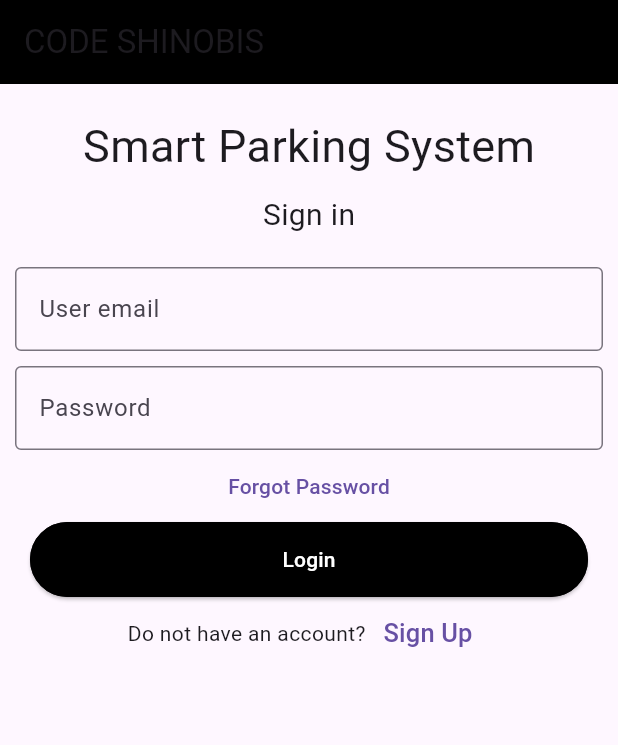
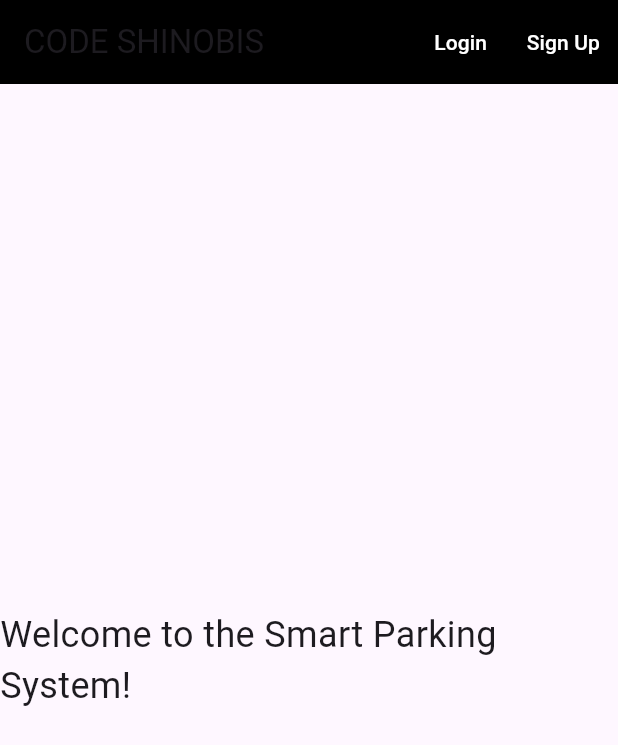
Before and after one commit to nourhesham116/intelligent-agent, a Flutter app: the screen it shows after launch, on a phone screen of 412 x 824 dp. Shown: the top 745 px of the screen. Run offline on Flutter 3.47's test engine with Material 3 defaults, Android fonts, the phone set to English and light mode, and no system bars; our stand-ins replace cloud_firestore, firebase_auth, firebase_core, fluttertoast, qr_flutter, shared_preferences; missing offline and left inert: barcode_scan2; accounts and stored records are empty; Roboto replaces fonts that are missing (montserrat, montserrat1, painter).

Commit message:
welcomepage

```diff
--- a/lib/ProfilePage.dart
+++ b/lib/ProfilePage.dart
@@ -4,6 +4,8 @@ import 'package:fluttertoast/fluttertoast.dart';
 import 'package:firebase_auth/firebase_auth.dart';
 import 'main.dart';
 import 'package:cloud_firestore/cloud_firestore.dart';
+import 'login_page.dart';
+
 
 class ProfilePage extends StatefulWidget {
   @override
@@ -87,7 +89,7 @@ class ProfileState extends State<ProfilePage> {
                       await FirebaseAuth.instance.signOut();
                       Navigator.pushReplacement(
                         context,
-                        MaterialPageRoute(builder: (context) => MyApp()),
+                        MaterialPageRoute(builder: (context) => LoginPage()),
                       );
                     },
                     child: const Text('Log out', style: TextStyle(fontFamily: 'montserrat1')),
--- a/lib/main.dart
+++ b/lib/main.dart
@@ -1,171 +1,23 @@
 import 'package:flutter/material.dart';
-import 'homePage1.dart';
-import 'package:fluttertoast/fluttertoast.dart';
-import 'signup.dart';
-import 'scan.dart';
 import 'package:firebase_core/firebase_core.dart';
-import 'package:cloud_firestore/cloud_firestore.dart';
-import 'package:animated_theme_switcher/animated_theme_switcher.dart';
-import 'package:flutter_screenutil/flutter_screenutil.dart';
-import 'package:line_awesome_flutter/line_awesome_flutter.dart';
-import 'ProfilePage.dart';
-import 'forgotPass.dart';
-import 'package:shared_preferences/shared_preferences.dart'; // ✅ NEW import
+import 'welcome_home.dart';
 
 void main() async {
   WidgetsFlutterBinding.ensureInitialized();
   await Firebase.initializeApp();
-  runApp(MaterialApp(
-    theme: ThemeData(fontFamily: 'montserrat'),
-    home: MyApp(),
-  ));
+  runApp(const MyAppRoot());
 }
 
-class MyApp extends StatefulWidget {
-  @override
-  _State createState() => _State();
-}
-
-class _State extends State<MyApp> {
-  TextEditingController loginController = TextEditingController();
-  TextEditingController passwordController = TextEditingController();
-
-  Future<void> _signIn() async {
-    final email = loginController.text.trim();
-    final password = passwordController.text.trim();
-
-    if (email.isEmpty || password.isEmpty) {
-      _showToast("Please enter both email and password.");
-      return;
-    }
-
-    try {
-      QuerySnapshot snapshot = await FirebaseFirestore.instance
-          .collection('users')
-          .where('email', isEqualTo: email)
-          .limit(1)
-          .get();
-
-      if (snapshot.docs.isEmpty) {
-        _showToast("No user found for that email!");
-        return;
-      }
-
-      final userDoc = snapshot.docs.first;
-      final user = userDoc.data() as Map<String, dynamic>;
-
-      if (user['password'] != password) {
-        _showToast("Wrong password! Please re-check your password.");
-        return;
-      }
-
-      // ✅ Save user info locally
-      final SharedPreferences prefs = await SharedPreferences.getInstance();
-      await prefs.setString('user_email', user['email']);
-      await prefs.setString('user_name', user['name']);
-      await prefs.setString('user_id', userDoc.id);
-
-      _showToast("Login successful!");
-      Navigator.pushReplacement(
-        context,
-        MaterialPageRoute(builder: (context) => HomePage1()),
-      );
-    } catch (e) {
-      print("⚠️ Sign-in error: $e");
-      _showToast("An unexpected error occurred.");
-    }
-  }
-
-  void _showToast(String message) {
-    Fluttertoast.showToast(
-      msg: message,
-      toastLength: Toast.LENGTH_LONG,
-      gravity: ToastGravity.BOTTOM,
-      backgroundColor: Colors.blue,
-      textColor: Colors.white,
-      fontSize: 16.0,
-    );
-  }
+class MyAppRoot extends StatelessWidget {
+  const MyAppRoot({super.key});
 
   @override
   Widget build(BuildContext context) {
-    return Scaffold(
-        appBar: AppBar(
-          backgroundColor: Colors.black,
-          title: const Text('CODE SHINOBIS', style: TextStyle(fontFamily: 'painter')),
-        ),
-        body: Padding(
-            padding: const EdgeInsets.all(10),
-            child: ListView(
-              children: <Widget>[
-                const SizedBox(height: 10),
-                const Center(
-                  child: Text(
-                    'Smart Parking System',
-                    style: TextStyle(fontFamily: 'montserrat1', fontSize: 30),
-                  ),
-                ),
-                const SizedBox(height: 10),
-                const Center(
-                  child: Text(
-                    'Sign in',
-                    style: TextStyle(fontFamily: 'montserrat', fontSize: 20),
-                  ),
-                ),
-                const SizedBox(height: 20),
-                TextField(
-                  controller: loginController,
-                  decoration: const InputDecoration(
-                    border: OutlineInputBorder(),
-                    labelText: 'User email',
-                  ),
-                ),
-                const SizedBox(height: 10),
-                TextField(
-                  obscureText: true,
-                  controller: passwordController,
-                  decoration: const InputDecoration(
-                    border: OutlineInputBorder(),
-                    labelText: 'Password',
-                  ),
-                ),
-                TextButton(
-                  onPressed: () {
-                    Navigator.push(context, MaterialPageRoute(builder: (context) => ForgotPass()));
-                  },
-                  child: const Text('Forgot Password', style: TextStyle(fontFamily: 'montserrat')),
-                ),
-                Container(
-                    height: 50,
-                    padding: const EdgeInsets.fromLTRB(10, 0, 10, 0),
-                    child: ElevatedButton(
-                      style: ElevatedButton.styleFrom(
-                        backgroundColor: Colors.black,
-                        foregroundColor: Colors.white,
-                        shape: RoundedRectangleBorder(
-                          borderRadius: BorderRadius.circular(30.0),
-                          side: const BorderSide(color: Colors.black),
-                        ),
-                      ),
-                      child: const Text('Login', style: TextStyle(fontFamily: 'montserrat1')),
-                      onPressed: _signIn,
-                    )),
-                Row(
-                  mainAxisAlignment: MainAxisAlignment.center,
-                  children: <Widget>[
-                    const Text('Do not have an account?', style: TextStyle(fontFamily: 'montserrat')),
-                    TextButton(
-                      child: const Text(
-                        'Sign Up',
-                        style: TextStyle(fontFamily: 'montserrat', fontSize: 17),
-                      ),
-                      onPressed: () {
-                        Navigator.push(context, MaterialPageRoute(builder: (context) => Signup()));
-                      },
-                    ),
-                  ],
-                ),
-              ],
-            )));
+    return MaterialApp(
+      title: 'Smart Parking',
+      debugShowCheckedModeBanner: false,
+      theme: ThemeData(fontFamily: 'montserrat'),
+      home: const WelcomeHomePage(),
+    );
   }
 }
--- /dev/null
+++ b/lib/welcome_home.dart
@@ -0,0 +1,37 @@
+import 'package:flutter/material.dart';
+import 'login_page.dart';
+import 'signup.dart';
+
+class WelcomeHomePage extends StatelessWidget {
+  const WelcomeHomePage({super.key});
+
+  @override
+  Widget build(BuildContext context) {
+    return Scaffold(
+      appBar: AppBar(
+        backgroundColor: Colors.black,
+        title: const Text('CODE SHINOBIS', style: TextStyle(fontFamily: 'painter')),
+        actions: [
+          TextButton(
+            onPressed: () {
+              Navigator.push(context, MaterialPageRoute(builder: (context) => const LoginPage()));
+            },
+            child: const Text("Login", style: TextStyle(color: Colors.white)),
+          ),
+          TextButton(
+            onPressed: () {
+              Navigator.push(context, MaterialPageRoute(builder: (context) => Signup()));
+            },
+            child: const Text("Sign Up", style: TextStyle(color: Colors.white)),
+          ),
+        ],
+      ),
+      body: const Center(
+        child: Text(
+          'Welcome to the Smart Parking System!',
+          style: TextStyle(fontSize: 24, fontFamily: 'montserrat1'),
+        ),
+      ),
+    );
+  }
+}
```
Also changed, not shown: lib/login_page.dart (added, +127 -0 lines), 1 other file.
